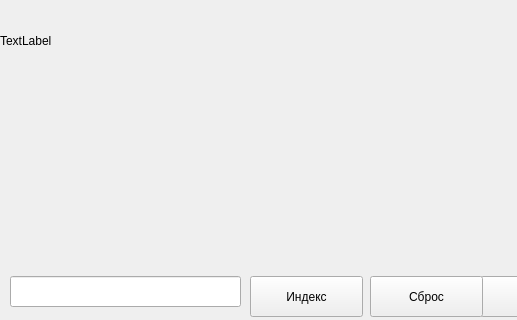
Qt form main.ui (NAD777/Yandex-maps-api-Qt-application) before a commit; both pictures show x 0 to 517 and y 214 to 534 of the 602 by 534 pixel window.
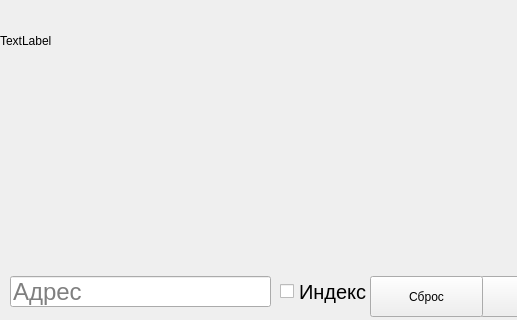
The same form after that commit.

Commit message: add solve for 10-th

Patch:
```diff
--- a/main.ui
+++ b/main.ui
@@ -45,7 +45,7 @@
      <rect>
       <x>10</x>
       <y>490</y>
-      <width>231</width>
+      <width>261</width>
       <height>31</height>
      </rect>
     </property>
@@ -57,6 +57,9 @@
     <property name="text">
      <string/>
     </property>
+    <property name="placeholderText">
+     <string>Адрес</string>
+    </property>
    </widget>
    <widget class="QPushButton" name="reset">
     <property name="geometry">
@@ -84,15 +87,20 @@
      <string/>
     </property>
    </widget>
-   <widget class="QPushButton" name="post_code">
+   <widget class="QCheckBox" name="post_code">
     <property name="geometry">
      <rect>
-      <x>250</x>
+      <x>280</x>
       <y>490</y>
-      <width>113</width>
-      <height>41</height>
+      <width>87</width>
+      <height>31</height>
      </rect>
     </property>
+    <property name="font">
+     <font>
+      <pointsize>15</pointsize>
+     </font>
+    </property>
     <property name="text">
      <string>Индекс</string>
     </property>
```
The commit also changes 1 other file.
